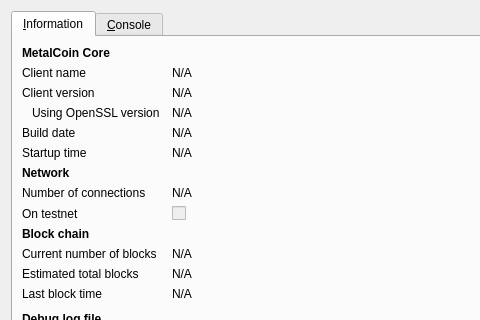
Before: the Qt Designer form src/qt/forms/rpcconsole.ui in cryptokoin/geocoin2, drawn with Qt 5; both pictures show x 0 to 480 and y 0 to 320 of the 740 by 450 pixel window.
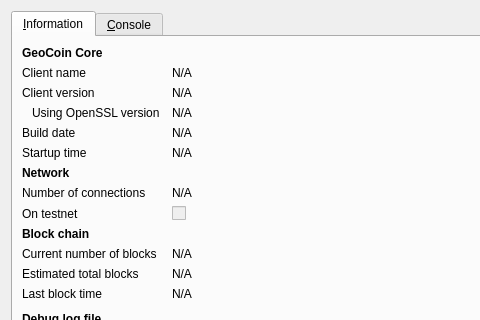
After: the same form once the commit is applied. Icons and pictures are not drawn.

What changed in the file:
```diff
--- a/src/qt/forms/rpcconsole.ui
+++ b/src/qt/forms/rpcconsole.ui
@@ -36,7 +36,7 @@
           </font>
          </property>
          <property name="text">
-          <string>MetalCoin Core</string>
+          <string>GeoCoin Core</string>
          </property>
         </widget>
        </item>
```
Left out of the diff: 6 changed lines with no effect on the pictures.
